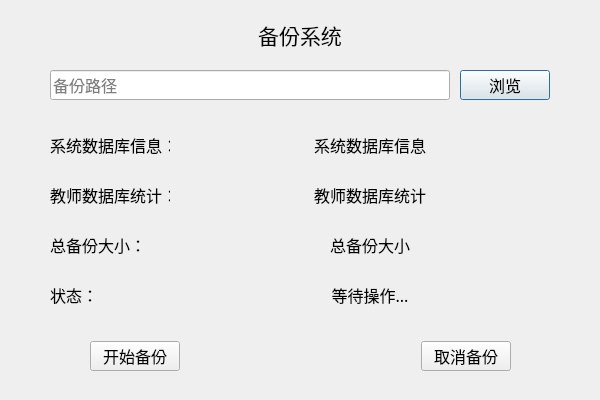
mzqyx09110117/StudentManagementSystem_Qt, file backupdialog.ui: the form before one commit.
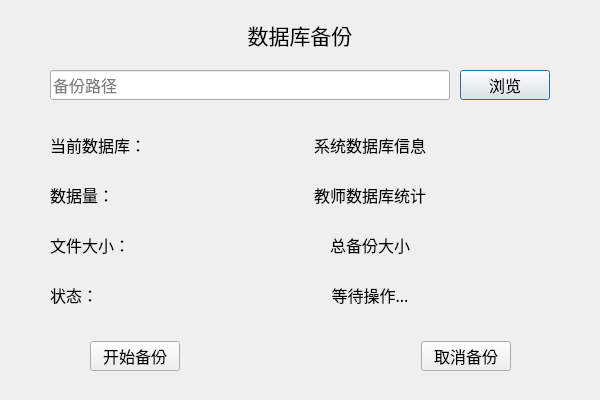
The form after the commit.

Commit message: 重构数据库层并完成学生信息管理系统课程设计

```diff
--- a/backupdialog.ui
+++ b/backupdialog.ui
@@ -227,7 +227,7 @@
     </size>
    </property>
    <property name="text">
-    <string>系统数据库信息：</string>
+    <string>当前数据库：</string>
    </property>
   </widget>
   <widget class="QLabel" name="label_6">
@@ -252,7 +252,7 @@
     </size>
    </property>
    <property name="text">
-    <string>教师数据库统计：</string>
+    <string>数据量：</string>
    </property>
   </widget>
   <widget class="QLabel" name="label_7">
@@ -277,7 +277,7 @@
     </size>
    </property>
    <property name="text">
-    <string>总备份大小：</string>
+    <string>文件大小：</string>
    </property>
   </widget>
   <widget class="QLabel" name="label_8">
@@ -333,7 +333,7 @@
     </font>
    </property>
    <property name="text">
-    <string>备份系统</string>
+    <string>数据库备份</string>
    </property>
    <property name="alignment">
     <set>Qt::AlignmentFlag::AlignCenter</set>
```
The commit also changes 86 other files.
